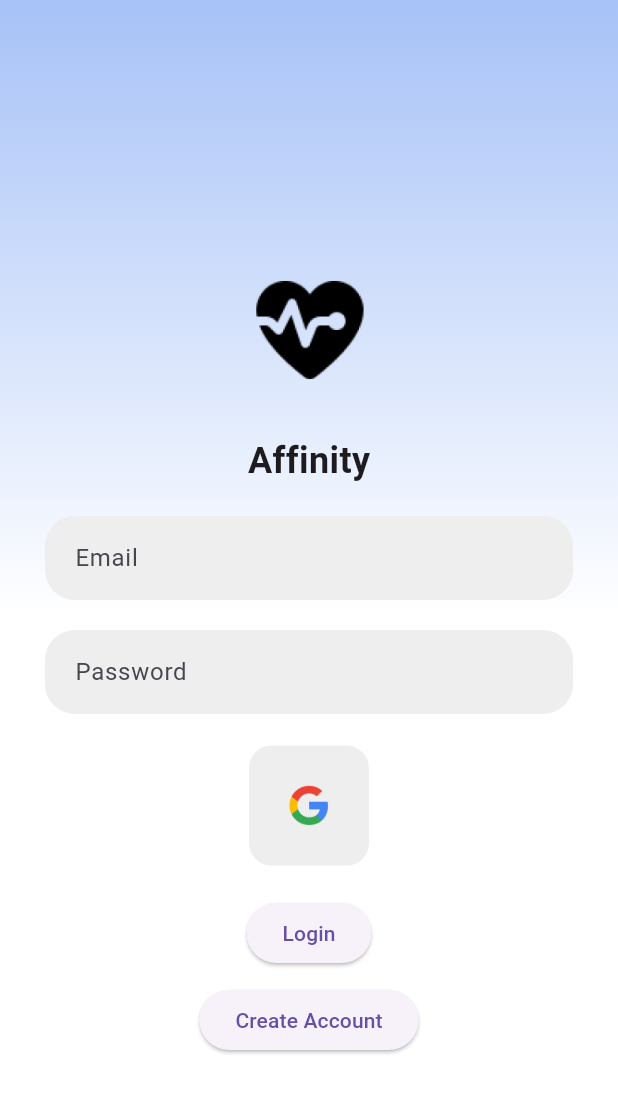
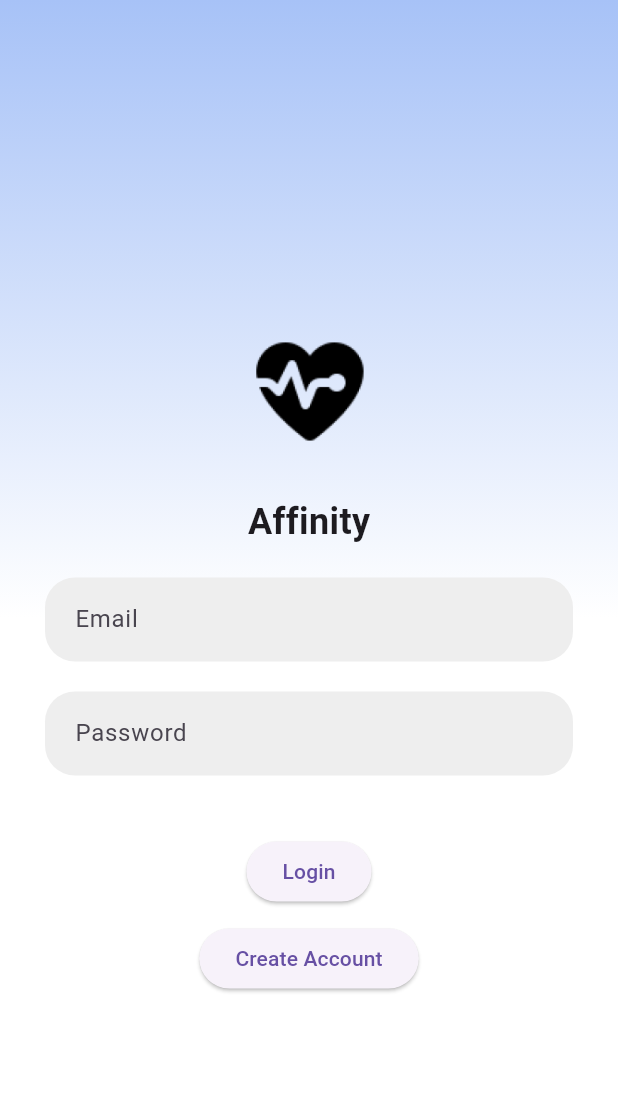
Before and after one commit to Affinity-App/Affinity-App, a Flutter app: the screen it shows after launch, on a phone screen of 412 x 824 dp. Shown: the top 1093 px of the screen. Run offline on Flutter 3.47's test engine with Material 3 defaults, Android fonts, the phone set to English and light mode, and no system bars; our stand-ins replace firebase_auth, firebase_core, fl_chart, google_sign_in; accounts and stored records are empty.

```diff
--- a/cardiacengineering_app/lib/pages/loginPage.dart
+++ b/cardiacengineering_app/lib/pages/loginPage.dart
@@ -101,15 +101,15 @@ class _LoginPageState extends State<LoginPage> {
                 ),
               ),
               const SizedBox(height: 20.0),
-              Row(
-                mainAxisAlignment: MainAxisAlignment.center,
-                children: [
-                  SquareTile(
-                    onTap: () => AuthService().signInWithGoogle(),
-                    imagePath: 'assets/images/google.png',
-                  ),
-                ],
-              ),
+              // Row(
+              //   mainAxisAlignment: MainAxisAlignment.center,
+              //   children: [
+              //     SquareTile(
+              //       onTap: () => AuthService().signInWithGoogle(),
+              //       imagePath: 'assets/images/google.png',
+              //     ),
+              //   ],
+              // ),
               const SizedBox(height: 20.0),
               ElevatedButton(
                 onPressed: _signInWithEmailAndPassword,
```
